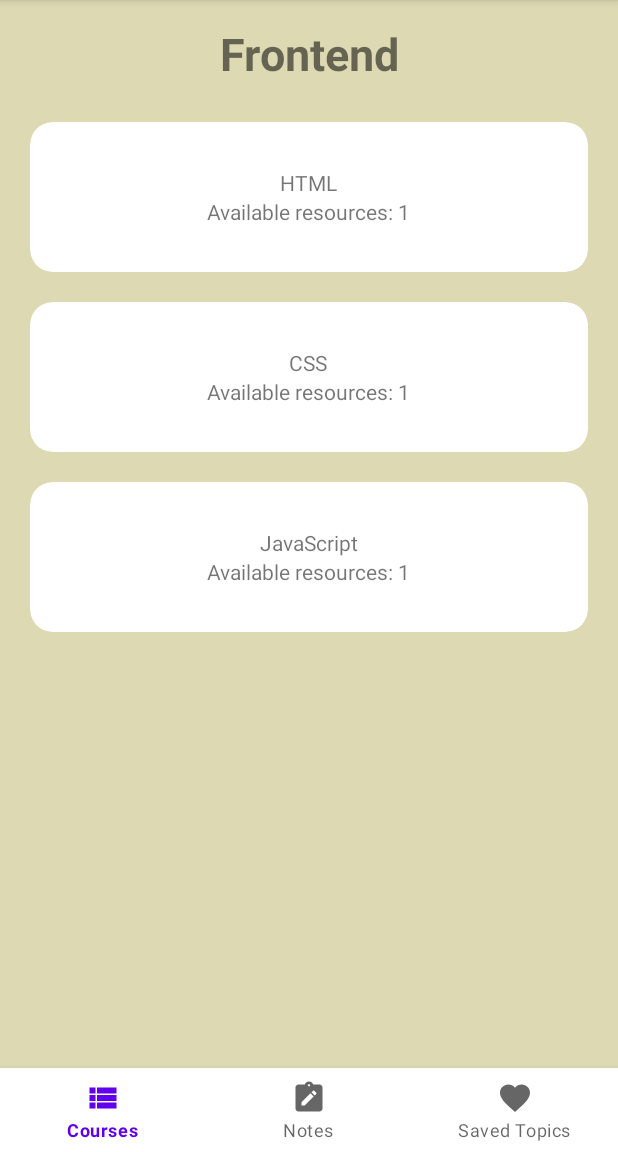
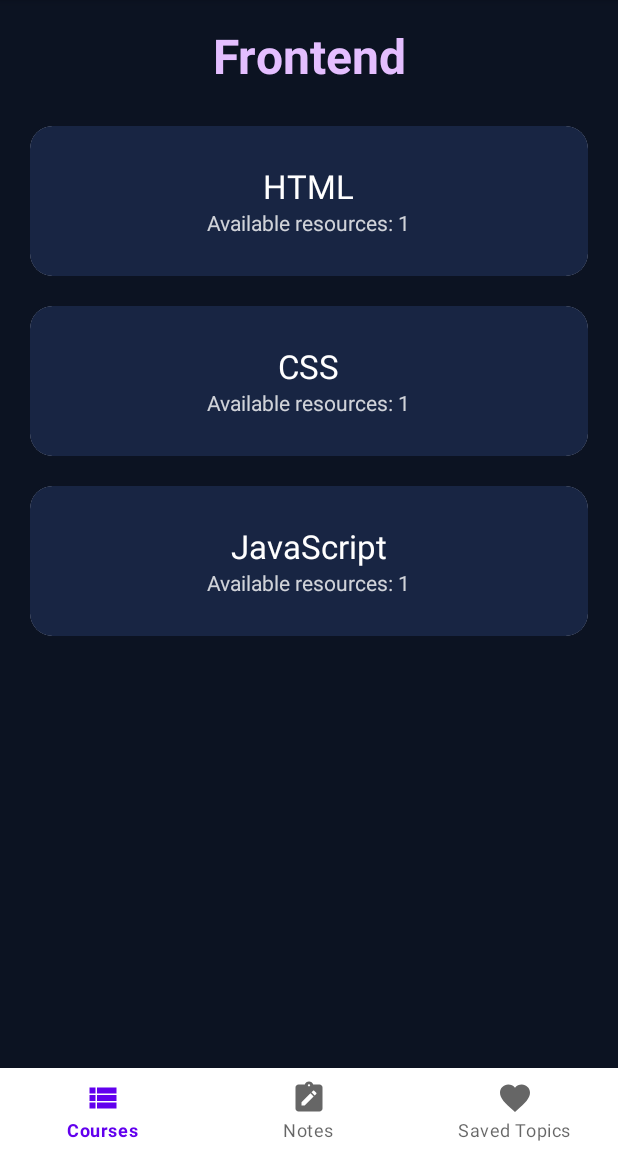
Before and after one commit to mariasupinska/Roadmap, an Android app: the screen it shows after launch (MainActivity), after a tap on an icon or button, on a phone screen of 412 x 824 dp, the part 84-1236 px from its top. Run offline under Robolectric (Android 15) with nearby library versions, the phone set to English and light mode, and no system bars; our stand-ins replace Room's generated code.

Commit message:
Styling of the app.

```diff
--- a/app/build.gradle
+++ b/app/build.gradle
@@ -49,6 +49,7 @@ dependencies {
     implementation 'com.squareup.retrofit2:converter-gson:2.6.2'
     implementation 'com.google.android.material:material:1.8.0-alpha03'
     implementation 'com.squareup.okhttp3:logging-interceptor:3.10.0'
+    implementation 'com.google.android.material:material:1.0.0'
 
     implementation 'androidx.appcompat:appcompat:1.4.1'
     implementation 'com.google.android.material:material:1.5.0'
--- a/app/src/main/res/layout/fragment_course_items.xml
+++ b/app/src/main/res/layout/fragment_course_items.xml
@@ -3,17 +3,15 @@
     xmlns:tools="http://schemas.android.com/tools"
     android:layout_width="match_parent"
     android:layout_height="match_parent"
-    android:background="#DDD9B2"
-    tools:context=".SavedCoursesFragment">
+    android:background="@color/background"
+    tools:context=".SavedCourseItemsFragment">
 
     <TextView
         android:id="@+id/parent_course_header"
         android:layout_width="match_parent"
         android:layout_height="wrap_content"
         android:layout_margin="15dp"
-        android:textSize="30sp"
-        android:textStyle="bold"
-        android:textAlignment="center"/>
+        style="@style/CourseHeaderStyle"/>
 
 
     <include layout="@layout/recycler_view"
--- a/app/src/main/res/layout/single_book.xml
+++ b/app/src/main/res/layout/single_book.xml
@@ -1,9 +1,9 @@
 <?xml version="1.0" encoding="utf-8"?>
 <androidx.cardview.widget.CardView xmlns:android="http://schemas.android.com/apk/res/android"
+    xmlns:card_view="http://schemas.android.com/tools"
     android:layout_width="match_parent"
     android:layout_height="wrap_content"
     android:id="@+id/book_item_container"
-    xmlns:card_view="http://schemas.android.com/tools"
     card_view:cardCornerRadius="6dp"
     card_view:cardElevation="3dp"
     card_view:cardUseCompatPadding="true" >
@@ -36,6 +36,7 @@
             android:id="@+id/book_author"
             android:layout_width="wrap_content"
             android:layout_height="wrap_content"
+            android:layout_marginBottom="10dp"
             android:layout_below="@+id/book_title"
             android:layout_alignStart="@+id/book_title"
             android:textAppearance="?attr/textAppearanceListItem" />
--- a/app/src/main/res/layout/single_course_item.xml
+++ b/app/src/main/res/layout/single_course_item.xml
@@ -15,20 +15,21 @@
     <RelativeLayout
         android:layout_width="match_parent"
         android:layout_height="match_parent"
-        android:gravity="center">
+        android:gravity="center"
+        android:background="@color/tile">
 
         <TextView
             android:id="@+id/course_item_name"
-            android:layout_width="167dp"
+            android:layout_width="250dp"
             android:layout_height="wrap_content"
-            android:gravity="center"/>
+            style="@style/CourseItemTitle"/>
 
         <TextView
             android:id="@+id/resource_count"
-            android:layout_width="167dp"
+            android:layout_width="250dp"
             android:layout_height="wrap_content"
-            android:gravity="center"
-            android:textAlignment="center"
-            android:layout_below="@+id/course_item_name" />
+            android:layout_below="@+id/course_item_name"
+            style="@style/AvailableResources" />
+
     </RelativeLayout>
 </androidx.cardview.widget.CardView>
--- a/app/src/main/res/menu/course_item_menu.xml
+++ b/app/src/main/res/menu/course_item_menu.xml
@@ -8,6 +8,6 @@
         app:showAsAction="ifRoom" />
 
     <item android:id="@+id/menu_item_sort_by_resources"
-        android:title="resources" />
+        android:title="@string/sort_by_resources" />
 
 </menu>
--- a/app/src/main/res/values/colors.xml
+++ b/app/src/main/res/values/colors.xml
@@ -5,6 +5,12 @@
     <color name="purple_700">#FF3700B3</color>
     <color name="teal_200">#FF03DAC5</color>
     <color name="teal_700">#FF018786</color>
-    <color name="black">#FF000000</color>
+    <color name="black">#000000</color>
+
     <color name="white">#FFFFFFFF</color>
+    <color name="less_white">#CCFFFFFF</color>
+    <color name="background">#0c1322</color>
+    <color name="border">#33557C</color>
+    <color name="tile">#182543</color>
+    <color name="title">#E4BEFF</color>
 </resources>
--- a/app/src/main/res/values/strings.xml
+++ b/app/src/main/res/values/strings.xml
@@ -16,5 +16,7 @@
     <string name="hint_note_text">Note Text</string>
     <string name="add_note">Add Note</string>
     <string name="button_save">Save</string>
+
+    <string name="sort_by_resources">Sort by available resources</string>
     <string name="menu_saved_topics">Saved Topics</string>
 </resources>
--- /dev/null
+++ b/app/src/main/res/values/styles.xml
@@ -0,0 +1,64 @@
+<?xml version="1.0" encoding="utf-8"?>
+<resources>
+    <style name="CategoryHeaderStyle">
+        <item name="android:textColor">@color/white</item>
+        <item name="android:textSize">32sp</item>
+<!--        <item name="android:textStyle">bold</item>-->
+        <item name="android:textAlignment">center</item>
+        <item name="android:layout_margin">15dp</item>
+    </style>
+
+    <style name="CourseHeaderStyle">
+        <item name="android:textColor">@color/title</item>
+        <item name="android:textSize">32sp</item>
+        <item name="android:textStyle">bold</item>
+        <item name="android:textAlignment">center</item>
+        <item name="android:layout_margin">15dp</item>
+    </style>
+
+    <style name="CourseItemHeaderStyle">
+        <item name="android:textColor">@color/black</item>
+        <item name="android:textSize">32sp</item>
+        <item name="android:textStyle">bold</item>
+        <item name="android:layout_margin">15dp</item>
+    </style>
+
+    <style name="NotesHeaderStyle">
+        <item name="android:textSize">32sp</item>
+        <item name="android:textStyle">bold</item>
+        <item name="android:layout_margin">15dp</item>
+    </style>
+
+    <style name="CourseTitle">
+        <item name="android:textColor">@color/title</item>
+        <item name="android:textSize">24sp</item>
+        <item name="android:textStyle">bold</item>
+        <item name="android:textAlignment">center</item>
+        <item name="android:gravity">center</item>
+    </style>
+
+    <style name="CourseItemTitle">
+        <item name="android:textColor">@color/white</item>
+        <item name="android:textSize">22sp</item>
+        <item name="android:textAlignment">center</item>
+        <item name="android:gravity">center</item>
+    </style>
+
+    <style name="AvailableResources">
+        <item name="android:textColor">@color/less_white</item>
+        <item name="android:textSize">14sp</item>
+        <item name="android:textAlignment">center</item>
+        <item name="android:gravity">center</item>
+    </style>
+
+    <style name="CourseItemDescription">
+        <item name="android:textColor">@color/black</item>
+        <item name="android:textSize">16sp</item>
+        <item name="android:lineSpacingMultiplier">1.2</item>
+        <item name="android:layout_marginTop">5dp</item>
+        <item name="android:layout_marginLeft">15dp</item>
+        <item name="android:layout_marginRight">15dp</item>
+        <item name="android:layout_marginBottom">25dp</item>
+    </style>
+
+</resources>
```
Also changed, not shown: app/src/main/res/layout-land/single_course.xml (+4 -3 lines), app/src/main/res/layout/activity_item_course.xml (+5 -3 lines), app/src/main/res/layout/fragment_courses.xml (+9 -5 lines), app/src/main/res/layout/fragment_notes.xml (+5 -7 lines), app/src/main/res/layout/single_course.xml (+7 -8 lines).
